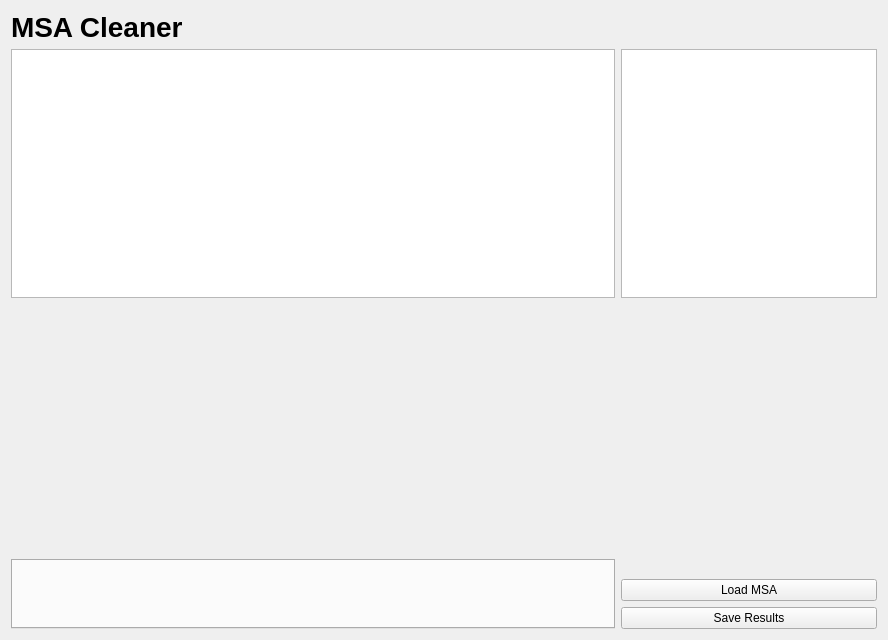
First picture: the form in cbr/msa/visual/MsaCleaner.ui, repository TUM-CBR/pymol-plugins, before the edit.
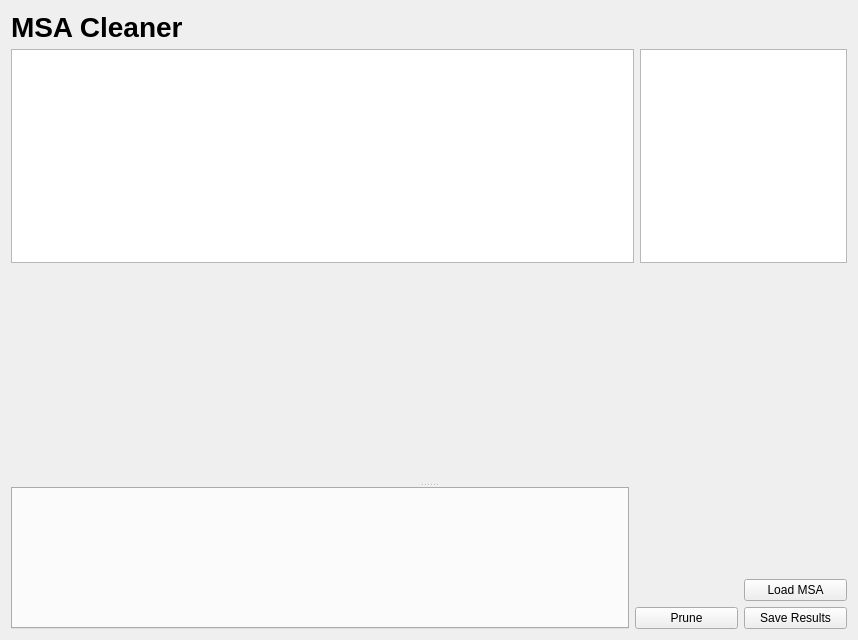
Second picture: the form after the edit.

Commit message: [MSA cleaner] Allow scoping what region of the MSA will be scored.

The edit to the form file:
```diff
--- a/cbr/msa/visual/MsaCleaner.ui
+++ b/cbr/msa/visual/MsaCleaner.ui
@@ -6,31 +6,24 @@
    <rect>
     <x>0</x>
     <y>0</y>
-    <width>888</width>
+    <width>858</width>
     <height>640</height>
    </rect>
   </property>
   <property name="windowTitle">
    <string>Form</string>
   </property>
-  <layout class="QGridLayout" name="gridLayout" rowstretch="0,9,9,0,0,0" columnstretch="5,0">
-   <item row="0" column="0">
-    <widget class="QLabel" name="label">
-     <property name="styleSheet">
-      <string notr="true">font-size: 28px;
-font-weight: bold;</string>
+  <layout class="QVBoxLayout" name="verticalLayout">
+   <item>
+    <widget class="QSplitter" name="splitter">
+     <property name="orientation">
+      <enum>Qt::Vertical</enum>
      </property>
-     <property name="text">
-      <string>MSA Cleaner</string>
-     </property>
-    </widget>
-   </item>
+     <widget class="QWidget" name="">
+      <layout class="QGridLayout" name="gridLayout" rowstretch="1,9,9" columnstretch="3,1">
    <item row="1" column="0">
     <widget class="QTableView" name="scoresTable"/>
    </item>
-   <item row="1" column="1">
-    <widget class="QTableView" name="statsTable"/>
-   </item>
    <item row="2" column="0" colspan="2">
     <widget class="QWidget" name="msaViewerContainerWidget" native="true">
      <property name="minimumSize">
@@ -61,7 +54,25 @@
      </layout>
     </widget>
    </item>
-   <item row="3" column="1">
+       <item row="1" column="1">
+        <widget class="QTableView" name="statsTable"/>
+       </item>
+       <item row="0" column="0">
+        <widget class="QLabel" name="label">
+         <property name="styleSheet">
+          <string notr="true">font-size: 28px;
+font-weight: bold;</string>
+         </property>
+         <property name="text">
+          <string>MSA Cleaner</string>
+         </property>
+        </widget>
+       </item>
+      </layout>
+     </widget>
+     <widget class="QWidget" name="">
+      <layout class="QGridLayout" name="gridLayout_2" columnstretch="6,1,1">
+       <item row="1" column="1" colspan="2">
     <widget class="QLabel" name="selectedFileLabel">
      <property name="minimumSize">
       <size>
@@ -74,22 +85,64 @@
      </property>
     </widget>
    </item>
-   <item row="4" column="1">
+       <item row="3" column="1">
+        <widget class="QPushButton" name="pruneButton">
+         <property name="maximumSize">
+          <size>
+           <width>16777215</width>
+           <height>16777215</height>
+          </size>
+         </property>
+         <property name="text">
+          <string>Prune</string>
+         </property>
+        </widget>
+       </item>
+       <item row="2" column="2">
     <widget class="QPushButton" name="loadMsaButton">
+         <property name="maximumSize">
+          <size>
+           <width>16777215</width>
+           <height>16777215</height>
+          </size>
+         </property>
      <property name="text">
       <string>Load MSA</string>
      </property>
     </widget>
    </item>
-   <item row="5" column="1">
+       <item row="0" column="1">
+        <spacer name="verticalSpacer">
+         <property name="orientation">
+          <enum>Qt::Vertical</enum>
+         </property>
+         <property name="sizeHint" stdset="0">
+          <size>
+           <width>20</width>
+           <height>40</height>
+          </size>
+         </property>
+        </spacer>
+       </item>
+       <item row="0" column="0" rowspan="4">
+        <widget class="QTabWidget" name="cleanersWidget"/>
+       </item>
+       <item row="3" column="2">
     <widget class="QPushButton" name="saveResultsButtons">
+         <property name="maximumSize">
+          <size>
+           <width>16777215</width>
+           <height>16777215</height>
+          </size>
+         </property>
      <property name="text">
       <string>Save Results</string>
      </property>
     </widget>
    </item>
-   <item row="3" column="0" rowspan="3">
-    <widget class="QTabWidget" name="cleanersWidget"/>
+      </layout>
+     </widget>
+    </widget>
    </item>
   </layout>
  </widget>
```
Lines whose indentation alone changed are shown as unchanged. The commit also changes 22 other files.
